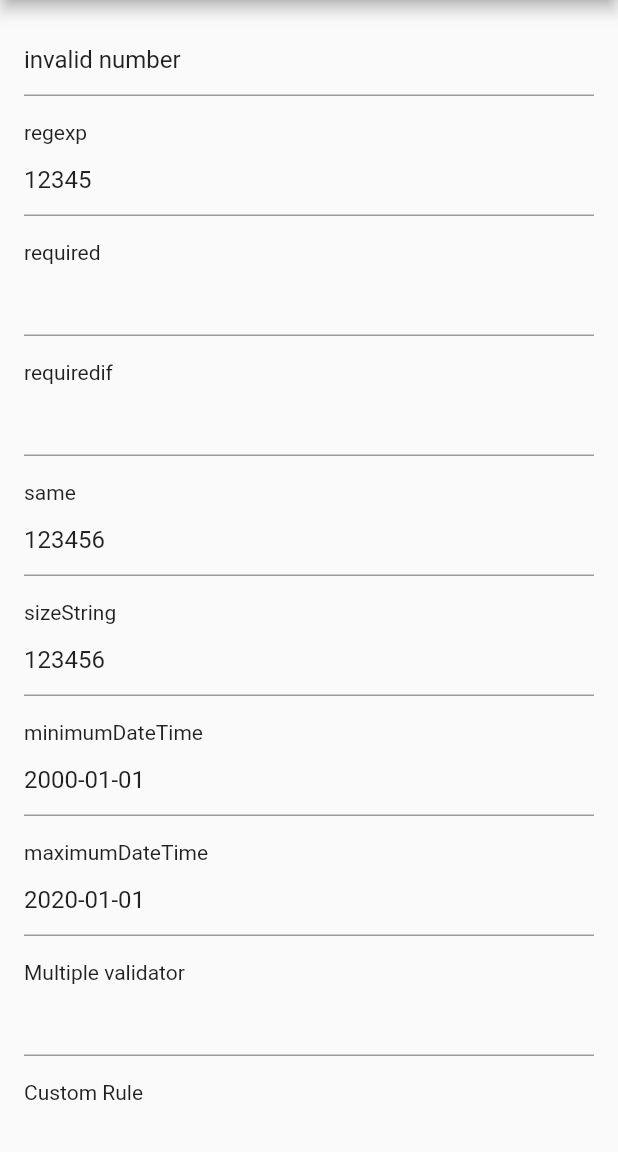
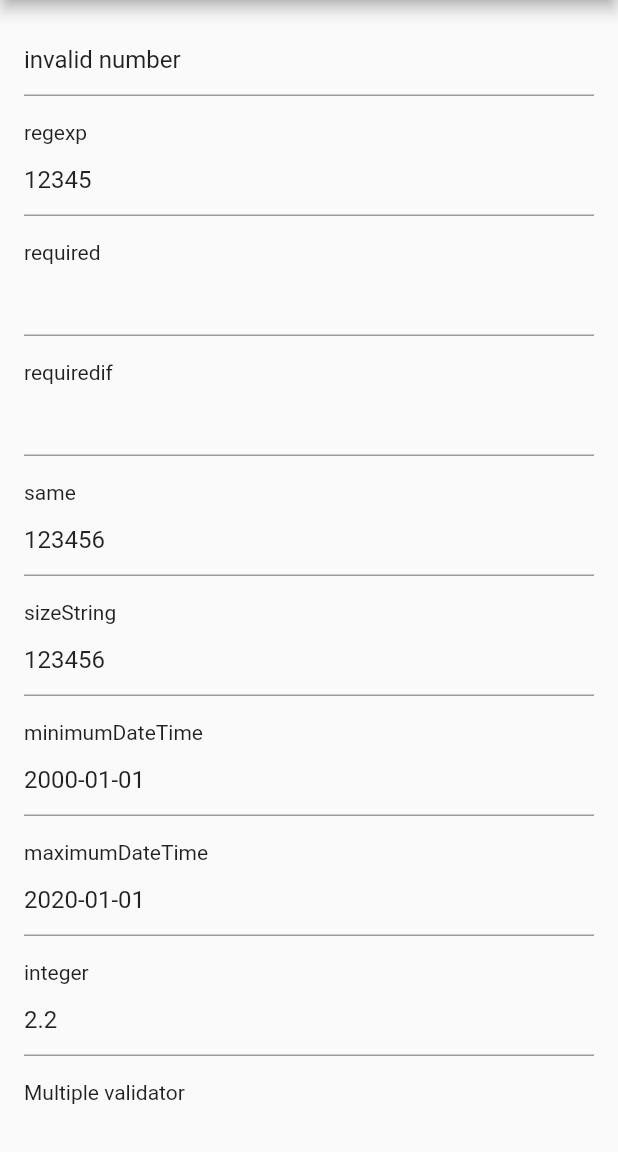
Before and after one commit to OdairPianta/pvalidator, a Flutter app: the screen it shows after launch, scrolled down 576 dp, on a phone screen of 412 x 824 dp, the part 84-1236 px from its top. Run offline on Flutter 3.47's test engine with Material 2 defaults, Android fonts, the phone set to English and light mode, and no system bars.

Commit message:
## 1.2.0 [2023-02-20] * Add integer rule

```diff
--- a/example/lib/main.dart
+++ b/example/lib/main.dart
@@ -67,6 +67,7 @@ class _MyHomePageState extends State<MyHomePage> {
   TextEditingController sizeStringController = TextEditingController();
   TextEditingController minDateTimeController = TextEditingController();
   TextEditingController maxDateTimeController = TextEditingController();
+  TextEditingController integerController = TextEditingController();
   TextEditingController multipleController = TextEditingController();
   TextEditingController customController = TextEditingController();
 
@@ -91,6 +92,7 @@ class _MyHomePageState extends State<MyHomePage> {
     sizeStringController.text = '123456';
     minDateTimeController.text = '2000-01-01';
     maxDateTimeController.text = '2020-01-01';
+    integerController.text = '2.2';
     multipleController.text = '';
     customController.text = 'other string';
     super.initState();
@@ -300,6 +302,18 @@ class _MyHomePageState extends State<MyHomePage> {
                     },
                   ),
                 ),
+                const Text('integer'),
+                Padding(
+                  padding: const EdgeInsets.only(bottom: 16),
+                  child: TextFormField(
+                    controller: integerController,
+                    validator: (string) {
+                      return PValidator([
+                        PRuleInteger(string),
+                      ]).val();
+                    },
+                  ),
+                ),
                 const Text('Multiple validator'),
                 Padding(
                   padding: const EdgeInsets.only(bottom: 16),
--- a/lib/pvalidator.dart
+++ b/lib/pvalidator.dart
@@ -17,3 +17,4 @@ export 'src/rules/prule_same.dart';
 export 'src/rules/prule_size_string.dart';
 export 'src/rules/prule_max_datetime_string.dart';
 export 'src/rules/prule_min_datetime_string.dart';
+export 'src/rules/prule_integer.dart';
--- /dev/null
+++ b/lib/src/rules/prule_integer.dart
@@ -0,0 +1,21 @@
+import 'package:pvalidator/src/rules/rule.dart';
+
+class PRuleInteger implements Rule {
+  String? _value;
+  String separator;
+  String message;
+
+  PRuleInteger(this._value,
+      {this.separator = ".", this.message = "Invalid integer"});
+
+  @override
+  String? validate() {
+    if (this._value == null || this._value?.trim().length == 0) {
+      return null;
+    } else if (int.tryParse(this._value ?? "") == null) {
+      return this.message;
+    } else {
+      return null;
+    }
+  }
+}
```
Also changed, not shown: example/pubspec.lock, 2 other files.
